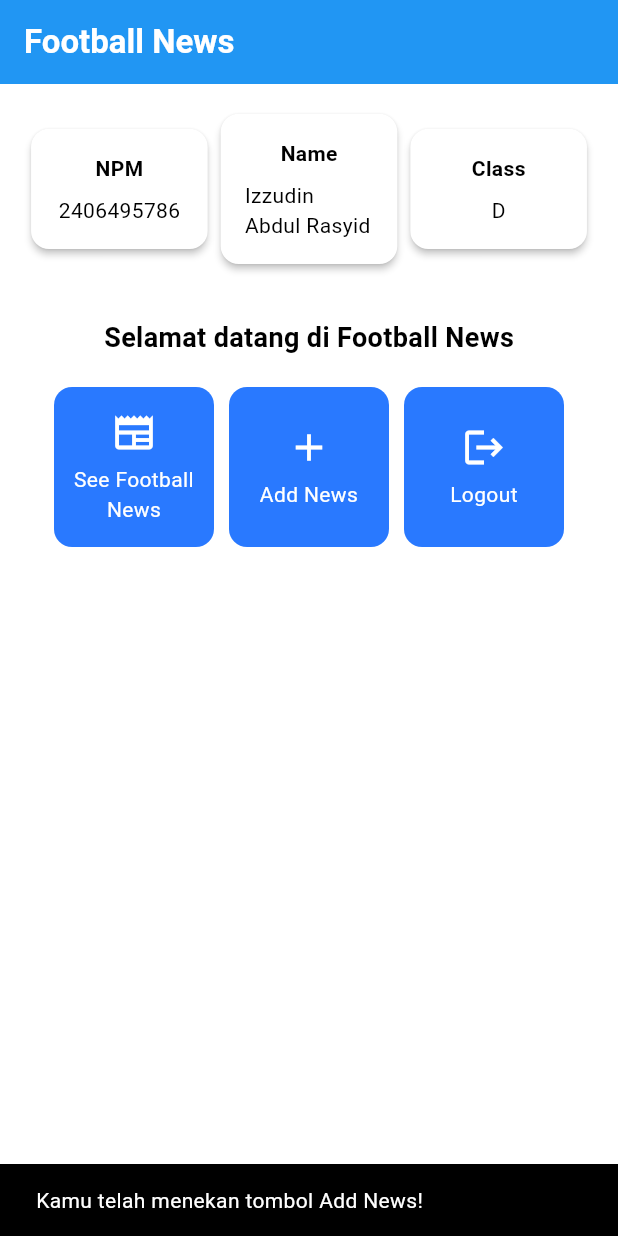
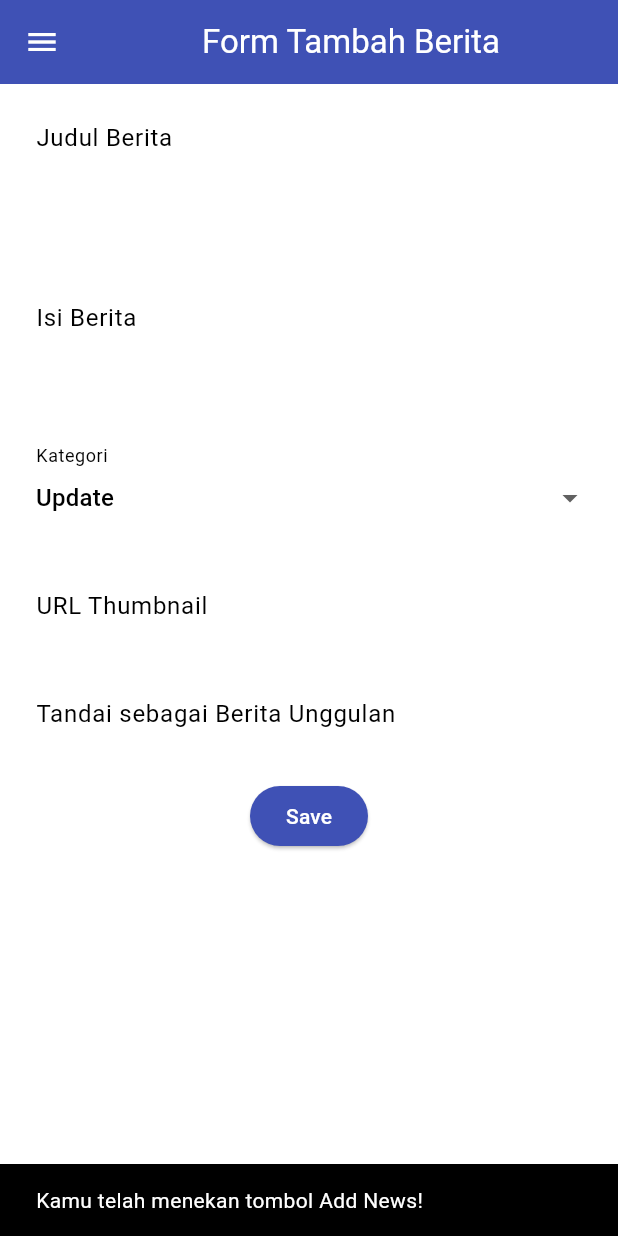
Before and after one commit to Acid-aja/football-news-mobile, a Flutter app: the screen it shows after launch, after a tap on "Add News", on a phone screen of 412 x 824 dp. Run offline on Flutter 3.47's test engine with Material 3 defaults, Android fonts, the phone set to English and light mode, and no system bars.

Commit message:
TUTORIAL 7 Done

```diff
--- a/lib/menu.dart
+++ b/lib/menu.dart
@@ -1,4 +1,6 @@
 import 'package:flutter/material.dart';
+import 'package:football_news/newslist_form.dart';
+import 'package:football_news/widgets/left_drawer.dart';
 
 class MyHomePage extends StatelessWidget {
   const MyHomePage({super.key});
@@ -22,14 +24,12 @@ class MyHomePage extends StatelessWidget {
         // Judul aplikasi "Football News" dengan teks putih dan tebal.
         title: const Text(
           'Football News',
-          style: TextStyle(
-            color: Colors.white,
-            fontWeight: FontWeight.bold,
-          ),
+          style: TextStyle(color: Colors.white, fontWeight: FontWeight.bold),
         ),
         // Warna latar belakang AppBar diambil dari skema warna tema aplikasi.
         backgroundColor: Theme.of(context).colorScheme.primary,
       ),
+      drawer: LeftDrawer(),
       // Body halaman dengan padding di sekelilingnya.
       body: Padding(
         padding: const EdgeInsets.all(16.0),
@@ -54,7 +54,6 @@ class MyHomePage extends StatelessWidget {
             Center(
               child: Column(
                 // Menyusun teks dan grid item secara vertikal.
-
                 children: [
                   // Menampilkan teks sambutan dengan gaya tebal dan ukuran 18.
                   const Padding(
@@ -146,8 +145,18 @@ class ItemCard extends StatelessWidget {
           ScaffoldMessenger.of(context)
             ..hideCurrentSnackBar()
             ..showSnackBar(
-                SnackBar(content: Text("Kamu telah menekan tombol ${item.name}!"))
+              SnackBar(
+                content: Text("Kamu telah menekan tombol ${item.name}!"),
+              ),
             );
+
+          // Navigate ke route yang sesuai (tergantung jenis tombol)
+          if (item.name == "Add News") {
+            Navigator.push(
+              context,
+              MaterialPageRoute(builder: (context) => NewsFormPage()),
+            );
+          }
         },
         // Container untuk menyimpan Icon dan Text
         child: Container(
@@ -157,11 +166,7 @@ class ItemCard extends StatelessWidget {
               // Menyusun ikon dan teks di tengah kartu.
               mainAxisAlignment: MainAxisAlignment.center,
               children: [
-                Icon(
-                  item.icon,
-                  color: Colors.white,
-                  size: 30.0,
-                ),
+                Icon(item.icon, color: Colors.white, size: 30.0),
                 const Padding(padding: EdgeInsets.all(3)),
                 Text(
                   item.name,
--- /dev/null
+++ b/lib/newslist_form.dart
@@ -0,0 +1,193 @@
+import 'package:flutter/material.dart';
+import 'package:football_news/widgets/left_drawer.dart';
+
+class NewsFormPage extends StatefulWidget {
+  const NewsFormPage({super.key});
+
+  @override
+  State<NewsFormPage> createState() => _NewsFormPageState();
+}
+
+class _NewsFormPageState extends State<NewsFormPage> {
+  final _formKey = GlobalKey<FormState>();
+  String _title = "";
+  String _content = "";
+  String _category = "update";
+  String _thumbnail = "";
+  bool _isFeatured = false;
+
+  final List<String> _categories = [
+    'transfer',
+    'update',
+    'exclusive',
+    'match',
+    'rumor',
+    'analysis',
+  ];
+
+  @override
+  Widget build(BuildContext context) {
+    return Scaffold(
+      appBar: AppBar(
+        title: const Center(child: Text('Form Tambah Berita')),
+        backgroundColor: Colors.indigo,
+        foregroundColor: Colors.white,
+      ),
+      drawer: const LeftDrawer(),
+      body: Form(
+        key: _formKey,
+        child: SingleChildScrollView(
+          child: Column(
+            crossAxisAlignment: CrossAxisAlignment.start,
+            children: [
+              // === Title ===
+              Padding(
+                padding: const EdgeInsets.all(8.0),
+                child: TextFormField(
+                  decoration: InputDecoration(
+                    hintText: "Judul Berita",
+                    labelText: "Judul Berita",
+                    border: OutlineInputBorder(
+                      borderRadius: BorderRadius.circular(5.0),
+                    ),
+                  ),
+                  onChanged: (value) => _title = value,
+                  validator: (value) {
+                    if (value == null || value.isEmpty) {
+                      return "Judul tidak boleh kosong!";
+                    }
+                    return null;
+                  },
+                ),
+              ),
+
+              // === Content ===
+              Padding(
+                padding: const EdgeInsets.all(8.0),
+                child: TextFormField(
+                  maxLines: 5,
+                  decoration: InputDecoration(
+                    hintText: "Isi Berita",
+                    labelText: "Isi Berita",
+                    border: OutlineInputBorder(
+                      borderRadius: BorderRadius.circular(5.0),
+                    ),
+                  ),
+                  onChanged: (value) => _content = value!,
+                  validator: (value) {
+                    if (value == null || value.isEmpty) {
+                      return "Isi berita tidak boleh kosong!";
+                    }
+                    return null;
+                  },
+                ),
+              ),
+
+              // === Category ===
+              Padding(
+                padding: const EdgeInsets.all(8.0),
+                child: DropdownButtonFormField<String>(
+                  decoration: InputDecoration(
+                    labelText: "Kategori",
+                    border: OutlineInputBorder(
+                      borderRadius: BorderRadius.circular(5.0),
+                    ),
+                  ),
+                  value: _category,
+                  items: _categories
+                      .map(
+                        (cat) => DropdownMenuItem(
+                          value: cat,
+                          child: Text(cat[0].toUpperCase() + cat.substring(1)),
+                        ),
+                      )
+                      .toList(),
+                  onChanged: (newValue) => _category = newValue!,
+                ),
+              ),
+
+              // === Thumbnail URL ===
+              Padding(
+                padding: const EdgeInsets.all(8.0),
+                child: TextFormField(
+                  decoration: InputDecoration(
+                    hintText: "URL Thumbnail (opsional)",
+                    labelText: "URL Thumbnail",
+                    border: OutlineInputBorder(
+                      borderRadius: BorderRadius.circular(5.0),
+                    ),
+                  ),
+                  onChanged: (value) => _thumbnail = value!,
+                ),
+              ),
+
+              // === Is Featured ===
+              Padding(
+                padding: const EdgeInsets.all(8.0),
+                child: SwitchListTile(
+                  title: const Text("Tandai sebagai Berita Unggulan"),
+                  value: _isFeatured,
+                  onChanged: (value) => setState(() {
+                    _isFeatured = value;
+                  }),
+                ),
+              ),
+
+              // === Tombol Simpan ===
+              Align(
+                alignment: Alignment.bottomCenter,
+                child: Padding(
+                  padding: const EdgeInsets.all(8.0),
+                  child: ElevatedButton(
+                    style: ButtonStyle(
+                      backgroundColor: MaterialStateProperty.all(Colors.indigo),
+                    ),
+                    onPressed: () {
+                      if (_formKey.currentState!.validate()) {
+                        showDialog(
+                          context: context,
+                          builder: (context) {
+                            return AlertDialog(
+                              title: const Text('Produk berhasil tersimpan'),
+                              content: SingleChildScrollView(
+                                child: Column(
+                                  crossAxisAlignment: CrossAxisAlignment.start,
+                                  children: [
+                                    Text('Judul: $_title'),
+                                    Text('Isi: $_content'),
+                                    Text('Kategori: $_category'),
+                                    Text('Thumbnail: $_thumbnail'),
+                                    Text(
+                                      'Unggulan: ${_isFeatured ? "Ya" : "Tidak"}',
+                                    ),
+                                  ],
+                                ),
+                              ),
+                              actions: [
+                                TextButton(
+                                  child: const Text('OK'),
+                                  onPressed: () {
+                                    Navigator.pop(context);
+                                  },
+                                ),
+                              ],
+                            );
+                          },
+                        );
+                        _formKey.currentState!.reset();
+                      }
+                    },
+                    child: const Text(
+                      "Save",
+                      style: TextStyle(color: Colors.white),
+                    ),
+                  ),
+                ),
+              ),
+            ],
+          ),
+        ),
+      ),
+    );
+  }
+}
--- /dev/null
+++ b/lib/widgets/left_drawer.dart
@@ -0,0 +1,66 @@
+import 'package:flutter/material.dart';
+import 'package:football_news/menu.dart';
+import 'package:football_news/newslist_form.dart';
+
+class LeftDrawer extends StatelessWidget {
+  const LeftDrawer({super.key});
+
+  @override
+  Widget build(BuildContext context) {
+    return Drawer(
+      child: ListView(
+        children: [
+          const DrawerHeader(
+            decoration: BoxDecoration(color: Colors.blue),
+            child: Column(
+              children: [
+                Text(
+                  'Football News',
+                  textAlign: TextAlign.center,
+                  style: TextStyle(
+                    fontSize: 30,
+                    fontWeight: FontWeight.bold,
+                    color: Colors.white,
+                  ),
+                ),
+                Padding(padding: EdgeInsets.all(10)),
+                Text(
+                  "Seluruh berita sepak bola terkini di sini!",
+                  textAlign: TextAlign.center,
+                  style: TextStyle(
+                    fontSize: 15,
+                    color: Colors.white,
+                    fontWeight: FontWeight.normal,
+                  ),
+                ),
+              ],
+            ),
+          ),
+
+          ListTile(
+            leading: const Icon(Icons.home_outlined),
+            title: const Text('Home'),
+            // Bagian redirection ke MyHomePage
+            onTap: () {
+              Navigator.pushReplacement(
+                context,
+                MaterialPageRoute(builder: (context) => MyHomePage()),
+              );
+            },
+          ),
+          ListTile(
+            leading: const Icon(Icons.post_add),
+            title: const Text('Add News'),
+            // Bagian redirection ke NewsFormPage
+            onTap: () {
+              Navigator.push(
+                context,
+                MaterialPageRoute(builder: (context) => NewsFormPage()),
+              );
+            },
+          ),
+        ],
+      ),
+    );
+  }
+}
```
Also changed, not shown: lib/widgets/news_card.dart (added).
